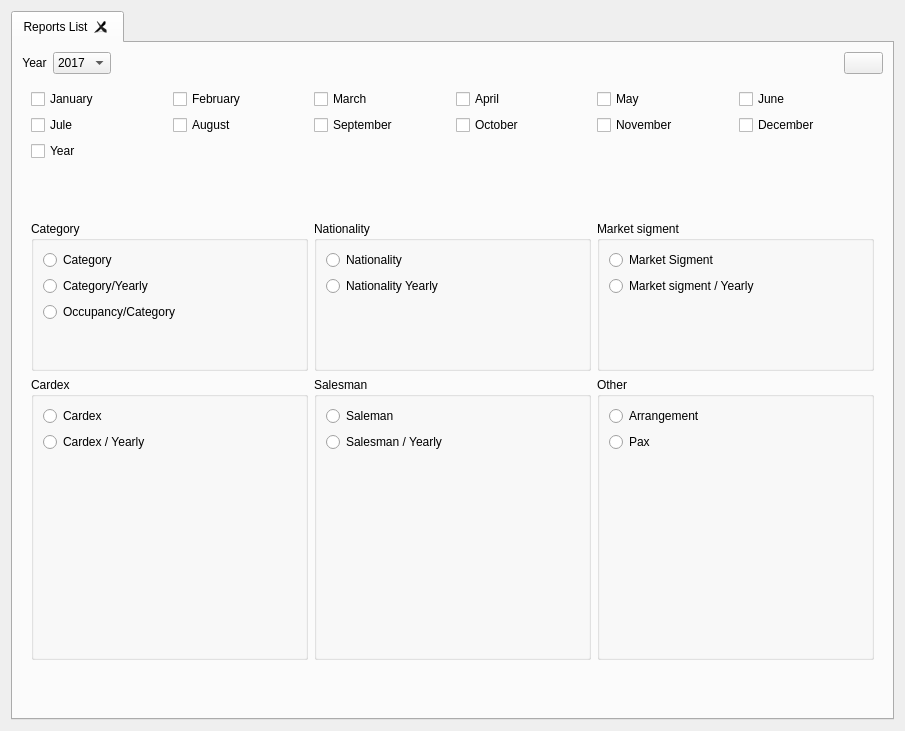
Before: the Qt Designer form Widgets/wreportssetold.ui in End1-1/Resort, drawn with Qt 5.
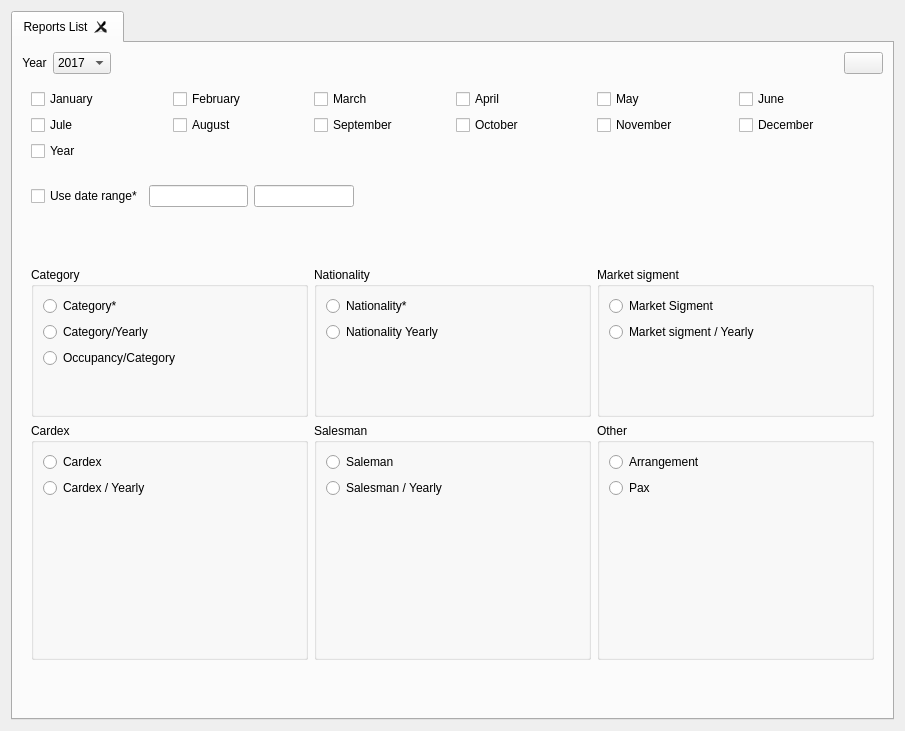
After: the same form once the commit is applied. Icons and pictures are not drawn. Custom widgets are drawn as their Qt base class.

The edit to the form file:
```diff
--- a/Widgets/wreportssetold.ui
+++ b/Widgets/wreportssetold.ui
@@ -273,6 +273,52 @@
          </layout>
         </widget>
        </item>
+       <item>
+        <widget class="QWidget" name="widget_2" native="true">
+         <layout class="QHBoxLayout" name="horizontalLayout">
+          <item>
+           <widget class="QCheckBox" name="chUseDateRange">
+            <property name="text">
+             <string>Use date range*</string>
+            </property>
+           </widget>
+          </item>
+          <item>
+           <widget class="EDateEdit" name="deDate1">
+            <property name="maximumSize">
+             <size>
+              <width>100</width>
+              <height>16777215</height>
+             </size>
+            </property>
+           </widget>
+          </item>
+          <item>
+           <widget class="EDateEdit" name="deDate2">
+            <property name="maximumSize">
+             <size>
+              <width>100</width>
+              <height>16777215</height>
+             </size>
+            </property>
+           </widget>
+          </item>
+          <item>
+           <spacer name="horizontalSpacer_2">
+            <property name="orientation">
+             <enum>Qt::Horizontal</enum>
+            </property>
+            <property name="sizeHint" stdset="0">
+             <size>
+              <width>521</width>
+              <height>20</height>
+             </size>
+            </property>
+           </spacer>
+          </item>
+         </layout>
+        </widget>
+       </item>
        <item>
         <widget class="QWidget" name="widget_3" native="true">
          <property name="sizePolicy">
@@ -282,43 +328,7 @@
           </sizepolicy>
          </property>
          <layout class="QGridLayout" name="gridLayout_3">
-          <item row="1" column="1" rowspan="2">
-           <widget class="QGroupBox" name="groupBox_2">
-            <property name="title">
-             <string>Nationality</string>
-            </property>
-            <layout class="QVBoxLayout" name="verticalLayout_9">
-             <item>
-              <widget class="ERadioButton" name="rbrNationality">
-               <property name="text">
-                <string>Nationality</string>
-               </property>
-              </widget>
-             </item>
-             <item>
-              <widget class="ERadioButton" name="rbrNatYearly">
-               <property name="text">
-                <string>Nationality Yearly</string>
-               </property>
-              </widget>
-             </item>
-             <item>
-              <spacer name="verticalSpacer_7">
-               <property name="orientation">
-                <enum>Qt::Vertical</enum>
-               </property>
-               <property name="sizeHint" stdset="0">
-                <size>
-                 <width>20</width>
-                 <height>40</height>
-                </size>
-               </property>
-              </spacer>
-             </item>
-            </layout>
-           </widget>
-          </item>
-          <item row="1" column="0" rowspan="2">
+          <item row="2" column="0" rowspan="2">
            <widget class="QGroupBox" name="groupBox">
             <property name="title">
              <string>Category</string>
@@ -327,7 +337,7 @@
              <item>
               <widget class="ERadioButton" name="rbrCategory">
                <property name="text">
-                <string>Category</string>
+                <string>Category*</string>
                </property>
               </widget>
              </item>
@@ -361,7 +371,43 @@
             </layout>
            </widget>
           </item>
-          <item row="3" column="0">
+          <item row="0" column="0" colspan="3">
+           <widget class="QWidget" name="wdtFilter" native="true">
+            <property name="minimumSize">
+             <size>
+              <width>0</width>
+              <height>30</height>
+             </size>
+            </property>
+            <property name="maximumSize">
+             <size>
+              <width>16777215</width>
+              <height>30</height>
+             </size>
+            </property>
+            <layout class="QVBoxLayout" name="verticalLayout_10">
+             <property name="spacing">
+              <number>0</number>
+             </property>
+             <property name="leftMargin">
+              <number>0</number>
+             </property>
+             <property name="topMargin">
+              <number>0</number>
+             </property>
+             <property name="rightMargin">
+              <number>0</number>
+             </property>
+             <property name="bottomMargin">
+              <number>0</number>
+             </property>
+             <item>
+              <layout class="QHBoxLayout" name="hlFilter"/>
+             </item>
+            </layout>
+           </widget>
+          </item>
+          <item row="4" column="0">
            <widget class="QGroupBox" name="groupBox_3">
             <property name="title">
              <string>Cardex</string>
@@ -397,7 +443,79 @@
             </layout>
            </widget>
           </item>
-          <item row="3" column="2">
+          <item row="4" column="1">
+           <widget class="QGroupBox" name="groupBox_4">
+            <property name="title">
+             <string>Salesman</string>
+            </property>
+            <layout class="QVBoxLayout" name="verticalLayout_6">
+             <item>
+              <widget class="ERadioButton" name="rbrSalesMan">
+               <property name="text">
+                <string>Saleman</string>
+               </property>
+              </widget>
+             </item>
+             <item>
+              <widget class="ERadioButton" name="rbrSalesManYearly">
+               <property name="text">
+                <string>Salesman / Yearly</string>
+               </property>
+              </widget>
+             </item>
+             <item>
+              <spacer name="verticalSpacer_5">
+               <property name="orientation">
+                <enum>Qt::Vertical</enum>
+               </property>
+               <property name="sizeHint" stdset="0">
+                <size>
+                 <width>20</width>
+                 <height>51</height>
+                </size>
+               </property>
+              </spacer>
+             </item>
+            </layout>
+           </widget>
+          </item>
+          <item row="2" column="1" rowspan="2">
+           <widget class="QGroupBox" name="groupBox_2">
+            <property name="title">
+             <string>Nationality</string>
+            </property>
+            <layout class="QVBoxLayout" name="verticalLayout_9">
+             <item>
+              <widget class="ERadioButton" name="rbrNationality">
+               <property name="text">
+                <string>Nationality*</string>
+               </property>
+              </widget>
+             </item>
+             <item>
+              <widget class="ERadioButton" name="rbrNatYearly">
+               <property name="text">
+                <string>Nationality Yearly</string>
+               </property>
+              </widget>
+             </item>
+             <item>
+              <spacer name="verticalSpacer_7">
+               <property name="orientation">
+                <enum>Qt::Vertical</enum>
+               </property>
+               <property name="sizeHint" stdset="0">
+                <size>
+                 <width>20</width>
+                 <height>40</height>
+                </size>
+               </property>
+              </spacer>
+             </item>
+            </layout>
+           </widget>
+          </item>
+          <item row="4" column="2">
            <widget class="QGroupBox" name="groupBox_6">
             <property name="title">
              <string>Other</string>
@@ -433,7 +551,7 @@
             </layout>
            </widget>
           </item>
-          <item row="1" column="2" rowspan="2">
+          <item row="2" column="2" rowspan="2">
            <widget class="QGroupBox" name="groupBox_5">
             <property name="title">
              <string>Market sigment</string>
@@ -469,78 +587,6 @@
             </layout>
            </widget>
           </item>
-          <item row="3" column="1">
-           <widget class="QGroupBox" name="groupBox_4">
-            <property name="title">
-             <string>Salesman</string>
-            </property>
-            <layout class="QVBoxLayout" name="verticalLayout_6">
-             <item>
-              <widget class="ERadioButton" name="rbrSalesMan">
-               <property name="text">
-                <string>Saleman</string>
-               </property>
-              </widget>
-             </item>
-             <item>
-              <widget class="ERadioButton" name="rbrSalesManYearly">
-               <property name="text">
-                <string>Salesman / Yearly</string>
-               </property>
-              </widget>
-             </item>
-             <item>
-              <spacer name="verticalSpacer_5">
-               <property name="orientation">
-                <enum>Qt::Vertical</enum>
-               </property>
-               <property name="sizeHint" stdset="0">
-                <size>
-                 <width>20</width>
-                 <height>51</height>
-                </size>
-               </property>
-              </spacer>
-             </item>
-            </layout>
-           </widget>
-          </item>
-          <item row="0" column="0" colspan="3">
-           <widget class="QWidget" name="wdtFilter" native="true">
-            <property name="minimumSize">
-             <size>
-              <width>0</width>
-              <height>30</height>
-             </size>
-            </property>
-            <property name="maximumSize">
-             <size>
-              <width>16777215</width>
-              <height>30</height>
-             </size>
-            </property>
-            <layout class="QVBoxLayout" name="verticalLayout_10">
-             <property name="spacing">
-              <number>0</number>
-             </property>
-             <property name="leftMargin">
-              <number>0</number>
-             </property>
-             <property name="topMargin">
-              <number>0</number>
-             </property>
-             <property name="rightMargin">
-              <number>0</number>
-             </property>
-             <property name="bottomMargin">
-              <number>0</number>
-             </property>
-             <item>
-              <layout class="QHBoxLayout" name="hlFilter"/>
-             </item>
-            </layout>
-           </widget>
-          </item>
          </layout>
         </widget>
        </item>
@@ -564,6 +610,11 @@
   </layout>
  </widget>
  <customwidgets>
+  <customwidget>
+   <class>EDateEdit</class>
+   <extends>QLineEdit</extends>
+   <header location="global">edateedit.h</header>
+  </customwidget>
   <customwidget>
    <class>ERadioButton</class>
    <extends>QRadioButton</extends>
```
